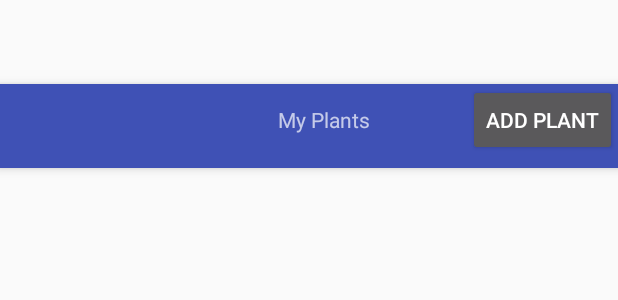
After one commit to Lynx1820/botanist, an Android app: the layout activity_plant.xml on its own in the app's theme, with its tools: preview values and no code run, on a phone screen of 412 x 824 dp. The commit adds this screen. Shown: the top 300 px of the screen. Run offline under Robolectric (Android 15) with nearby library versions, the phone set to English and light mode, and no system bars.

Commit message:
Added PlantActivity, with accompanying layout and classes

```diff
--- /dev/null
+++ b/app/src/main/res/layout/activity_plant.xml
@@ -0,0 +1,57 @@
+<?xml version="1.0" encoding="utf-8"?>
+<android.support.design.widget.CoordinatorLayout xmlns:android="http://schemas.android.com/apk/res/android"
+    xmlns:app="http://schemas.android.com/apk/res-auto"
+    xmlns:tools="http://schemas.android.com/tools"
+    android:layout_width="match_parent"
+    android:layout_height="match_parent"
+    android:fitsSystemWindows="true"
+    tools:context="project.cis350.upenn.edu.botanist_project.PlantActivity">
+
+    <android.support.design.widget.AppBarLayout
+        android:layout_width="match_parent"
+        android:layout_height="wrap_content"
+        android:theme="@style/AppTheme.AppBarOverlay">
+
+        <LinearLayout
+            android:orientation="horizontal"
+            android:layout_width="match_parent"
+            android:layout_height="match_parent">
+
+            <android.support.v7.widget.Toolbar
+                android:id="@+id/toolbar"
+                android:layout_width="101dp"
+                android:layout_height="?attr/actionBarSize"
+                android:background="?attr/colorPrimary"
+                app:popupTheme="@style/AppTheme.PopupOverlay"
+                android:layout_weight="0.27" />
+
+            <TextView
+                android:text="My Plants"
+                android:layout_width="wrap_content"
+                android:layout_height="44dp"
+                android:id="@+id/my_plants" />
+
+            <Space
+                android:layout_width="wrap_content"
+                android:layout_height="wrap_content"
+                android:layout_weight="0.21" />
+
+            <Button
+                android:text="Add Plant"
+                android:layout_width="wrap_content"
+                android:layout_height="wrap_content"
+                android:id="@+id/add_plant" />
+
+        </LinearLayout>
+
+    </android.support.design.widget.AppBarLayout>
+
+    <include layout="@layout/content_plant" />
+
+    <GridLayout
+        android:layout_width="match_parent"
+        android:layout_height="match_parent">
+
+    </GridLayout>
+
+</android.support.design.widget.CoordinatorLayout>
--- /dev/null
+++ b/app/src/main/res/layout/content_plant.xml
@@ -0,0 +1,16 @@
+<?xml version="1.0" encoding="utf-8"?>
+<RelativeLayout xmlns:android="http://schemas.android.com/apk/res/android"
+    xmlns:app="http://schemas.android.com/apk/res-auto"
+    xmlns:tools="http://schemas.android.com/tools"
+    android:id="@+id/content_plant"
+    android:layout_width="match_parent"
+    android:layout_height="match_parent"
+    android:paddingBottom="@dimen/activity_vertical_margin"
+    android:paddingLeft="@dimen/activity_horizontal_margin"
+    android:paddingRight="@dimen/activity_horizontal_margin"
+    android:paddingTop="@dimen/activity_vertical_margin"
+    app:layout_behavior="@string/appbar_scrolling_view_behavior"
+    tools:context="project.cis350.upenn.edu.botanist_project.PlantActivity"
+    tools:showIn="@layout/activity_plant">
+
+</RelativeLayout>
--- a/app/src/main/res/values/strings.xml
+++ b/app/src/main/res/values/strings.xml
@@ -1,4 +1,5 @@
 <resources>
     <string name="app_name">botanist_project</string>
     <string name="action_settings">Settings</string>
+    <string name="title_activity_plant">PlantActivity</string>
 </resources>
```
Also changed, not shown: app/src/main/AndroidManifest.xml (+7 -3 lines), app/src/main/java/project/cis350/upenn/edu/botanist_project/Plant.java (added, +46 -0 lines), app/src/main/java/project/cis350/upenn/edu/botanist_project/PlantActivity.java (added, +40 -0 lines), app/src/main/java/project/cis350/upenn/edu/botanist_project/PlantAdderView.java (added, +11 -0 lines), app/src/main/java/project/cis350/upenn/edu/botanist_project/PlantDetailView.java (added, +37 -0 lines), app/src/main/java/project/cis350/upenn/edu/botanist_project/PlantManager.java (added, +36 -0 lines).
